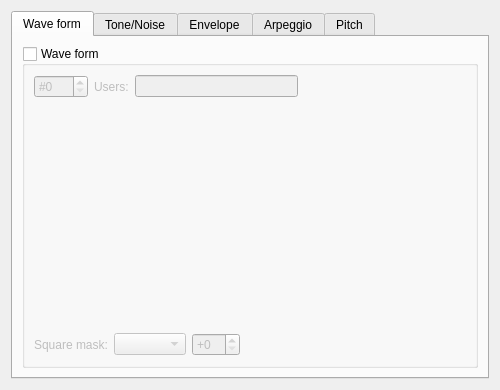
This is BambooTracker/gui/instrument_editor/instrument_editor_ssg_form.ui in BambooTracker/BambooTracker as Qt 5 draws it before an edit. The edited form follows.
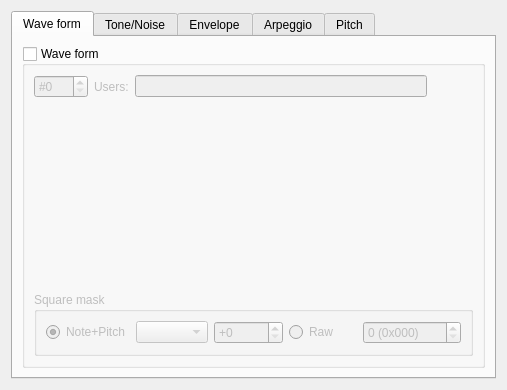
This is the edited form. Custom widgets are drawn as their Qt base class.

Commit message:
Add SSG raw square mask pitch edit and fix several bugs
- Fix saw wave period when changing from square-masked triangle
- Fix square-mask period edit by  tone+pitch

What changed in the file:
```diff
--- a/BambooTracker/gui/instrument_editor/instrument_editor_ssg_form.ui
+++ b/BambooTracker/gui/instrument_editor/instrument_editor_ssg_form.ui
@@ -6,7 +6,7 @@
    <rect>
     <x>0</x>
     <y>0</y>
-    <width>500</width>
+    <width>507</width>
     <height>390</height>
    </rect>
   </property>
@@ -36,19 +36,6 @@
           <bool>false</bool>
          </property>
          <layout class="QGridLayout" name="gridLayout_3">
-          <item row="0" column="3">
-           <spacer name="horizontalSpacer">
-            <property name="orientation">
-             <enum>Qt::Horizontal</enum>
-            </property>
-            <property name="sizeHint" stdset="0">
-             <size>
-              <width>40</width>
-              <height>20</height>
-             </size>
-            </property>
-           </spacer>
-          </item>
           <item row="0" column="1" alignment="Qt::AlignRight">
            <widget class="QLabel" name="waveUsersLabel">
             <property name="text">
@@ -56,6 +43,16 @@
             </property>
            </widget>
           </item>
+          <item row="0" column="2">
+           <widget class="QLineEdit" name="waveUsersLineEdit">
+            <property name="enabled">
+             <bool>false</bool>
+            </property>
+            <property name="readOnly">
+             <bool>true</bool>
+            </property>
+           </widget>
+          </item>
           <item row="0" column="0">
            <widget class="QSpinBox" name="waveNumSpinBox">
             <property name="keyboardTracking">
@@ -69,35 +66,45 @@
             </property>
            </widget>
           </item>
-          <item row="1" column="0" colspan="4">
+          <item row="1" column="0" colspan="5">
            <widget class="VisualizedInstrumentMacroEditor" name="waveEditor" native="true"/>
           </item>
-          <item row="0" column="2">
-           <widget class="QLineEdit" name="waveUsersLineEdit">
-            <property name="enabled">
-             <bool>false</bool>
+          <item row="0" column="3" colspan="2">
+           <spacer name="horizontalSpacer">
+            <property name="orientation">
+             <enum>Qt::Horizontal</enum>
             </property>
-            <property name="readOnly">
-             <bool>true</bool>
+            <property name="sizeHint" stdset="0">
+             <size>
+              <width>40</width>
+              <height>20</height>
+             </size>
             </property>
-           </widget>
+           </spacer>
           </item>
-          <item row="2" column="0" colspan="4">
-           <layout class="QHBoxLayout" name="horizontalLayout">
-            <property name="sizeConstraint">
-             <enum>QLayout::SetDefaultConstraint</enum>
-            </property>
-            <item>
-             <widget class="QLabel" name="squareMaskLabel">
+          <item row="2" column="0" colspan="5">
+           <widget class="QGroupBox" name="squareMaskGroupBox">
               <property name="sizePolicy">
-               <sizepolicy hsizetype="Preferred" vsizetype="Preferred">
+             <sizepolicy hsizetype="Preferred" vsizetype="Maximum">
                 <horstretch>0</horstretch>
                 <verstretch>0</verstretch>
                </sizepolicy>
               </property>
+            <property name="title">
+             <string>Square mask</string>
+            </property>
+            <layout class="QHBoxLayout" name="horizontalLayout_2">
+             <item>
+              <widget class="QRadioButton" name="squareMaskNotePitchRadioButton">
               <property name="text">
-               <string>Square mask:</string>
-              </property>
+                <string>Note+Pitch</string>
+               </property>
+               <property name="checked">
+                <bool>true</bool>
+               </property>
+               <attribute name="buttonGroup">
+                <string notr="true">squareMaskButtonGroup</string>
+               </attribute>
              </widget>
             </item>
             <item>
@@ -121,19 +128,30 @@
              </widget>
             </item>
             <item>
-             <spacer name="horizontalSpacer_5">
-              <property name="orientation">
-               <enum>Qt::Horizontal</enum>
-              </property>
-              <property name="sizeHint" stdset="0">
-               <size>
-                <width>40</width>
-                <height>20</height>
-               </size>
-              </property>
-             </spacer>
-            </item>
-           </layout>
+              <widget class="QRadioButton" name="squareMaskRawRadioButton">
+               <property name="text">
+                <string>Raw</string>
+               </property>
+               <attribute name="buttonGroup">
+                <string notr="true">squareMaskButtonGroup</string>
+               </attribute>
+              </widget>
+             </item>
+             <item>
+              <widget class="QSpinBox" name="squareMaskRawSpinBox">
+               <property name="suffix">
+                <string notr="true"> (0x000)</string>
+               </property>
+               <property name="maximum">
+                <number>4095</number>
+               </property>
+               <property name="value">
+                <number>0</number>
+               </property>
+              </widget>
+             </item>
+            </layout>
+           </widget>
           </item>
          </layout>
         </widget>
```
Left out of the diff: 3 changed lines with no effect on the pictures. Lines whose indentation alone changed are shown as unchanged. The commit also changes 11 other files.
